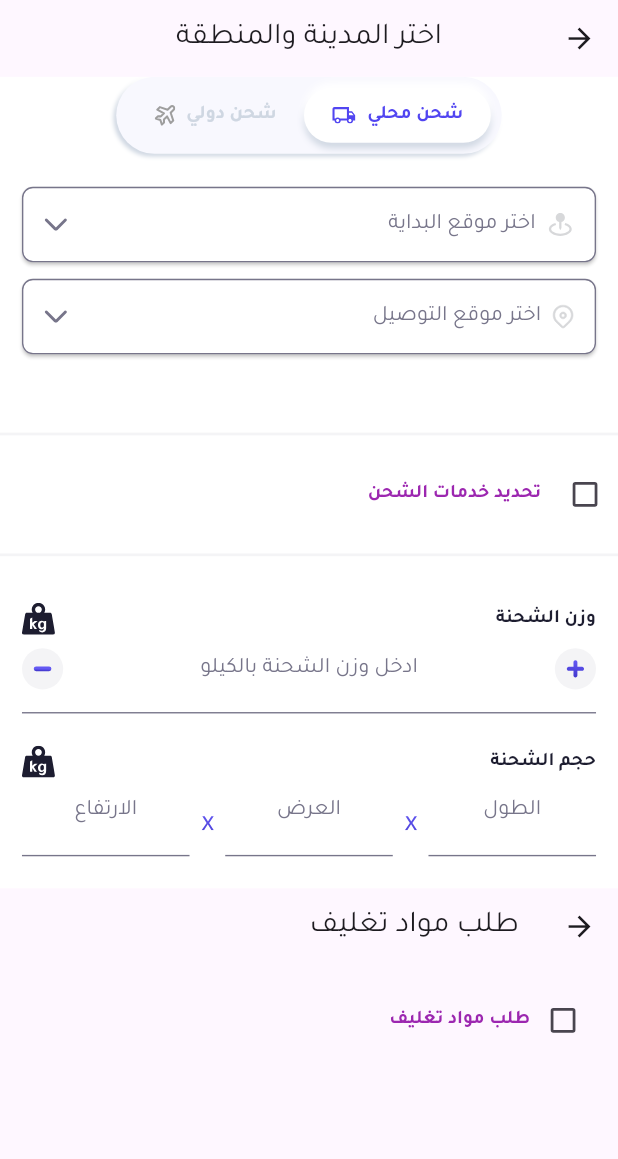
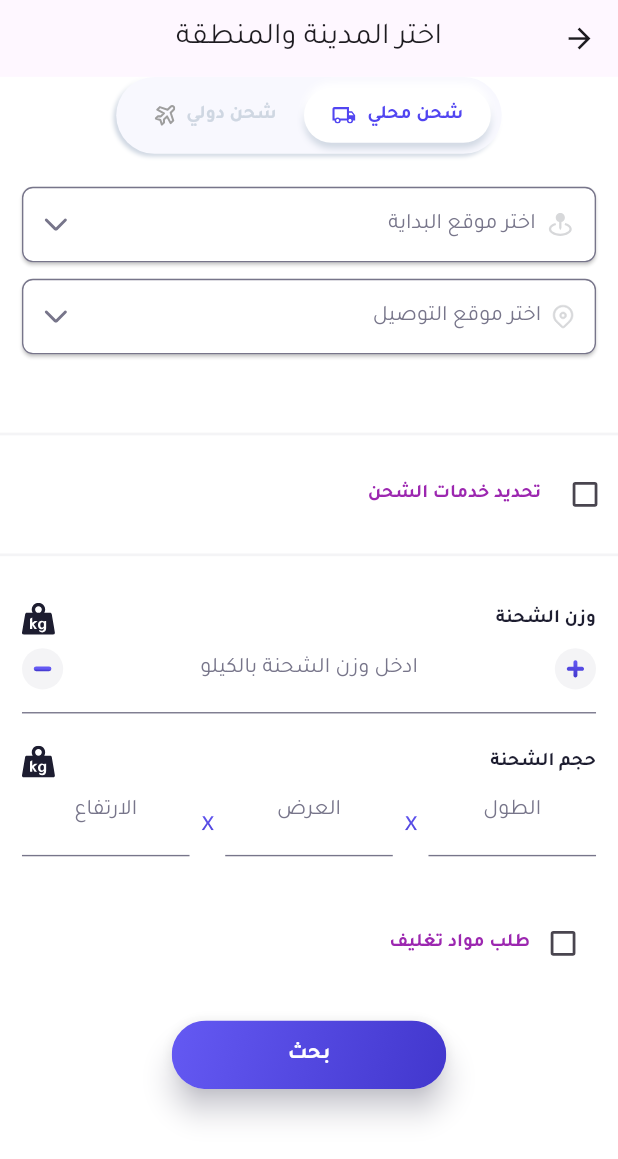
Before and after one commit to montasermohamed101/new_task, a Flutter app: the screen it shows after launch, after a tap on an icon or button, on a phone screen of 412 x 824 dp. Shown: the top 1159 px of the screen. Run offline on Flutter 3.47's test engine with Material 3 defaults, Android fonts, the phone set to English and light mode, and no system bars; our stand-ins replace bloc, dio, equatable, flutter_bloc, flutter_phoenix, flutter_svg and 4 more; network calls fail.

Commit message:
last edit

```diff
--- a/lib/features/home/presentation/city_selector_screen.dart
+++ b/lib/features/home/presentation/city_selector_screen.dart
@@ -98,10 +98,7 @@ class CityStateSelector extends StatelessWidget {
                       const SizedBox(height: 16),
                       DimensionsInputSection(),
                       const SizedBox(height: 16),
-                      SizedBox(
-                        height: 600,
-                        child:    PackagingMaterialsScreen(),
-                      ),
+                      PackagingMaterialsScreen(),
                       const SizedBox(height: 16),
                       Center(
                         child: GradientButton(
--- a/lib/features/home/presentation/widgets/dimensions_input_Section_widget.dart
+++ b/lib/features/home/presentation/widgets/dimensions_input_Section_widget.dart
@@ -28,7 +28,7 @@ class DimensionsInputSection extends StatelessWidget {
           ),
           Row(
             children: [
-              Expanded(
+              const Expanded(
                 child: CustomTextFormField(
                   hintText: "الطول",
                 ),
@@ -37,7 +37,7 @@ class DimensionsInputSection extends StatelessWidget {
                 padding: const EdgeInsets.symmetric(horizontal: 8.0),
                 child: SvgPicture.asset(Assets.x_icon),
               ),
-              Expanded(
+              const Expanded(
                 child: CustomTextFormField(
                   hintText: "العرض",
                 ),
@@ -46,7 +46,7 @@ class DimensionsInputSection extends StatelessWidget {
                 padding: const EdgeInsets.symmetric(horizontal: 8.0),
                 child: SvgPicture.asset(Assets.x_icon),
               ),
-              Expanded(
+              const Expanded(
                 child: CustomTextFormField(
                   hintText: "الارتفاع",
                 ),
--- a/lib/features/home/presentation/widgets/packing_widget.dart
+++ b/lib/features/home/presentation/widgets/packing_widget.dart
@@ -23,11 +23,7 @@ class _PackagingMaterialsScreenState extends State<PackagingMaterialsScreen> {
 
   @override
   Widget build(BuildContext context) {
-    return Scaffold(
-      appBar: AppBar(
-        title: const Text('طلب مواد تغليف'),
-      ),
-      body: Padding(
+    return Padding(
       padding: const EdgeInsets.all(16.0),
       child: Column(
         crossAxisAlignment: CrossAxisAlignment.start,
@@ -118,7 +114,6 @@ class _PackagingMaterialsScreenState extends State<PackagingMaterialsScreen> {
               ],
             ),
         ],
-        ),
       ),
     );
   }
--- a/lib/main.dart
+++ b/lib/main.dart
@@ -9,20 +9,9 @@ import 'package:flutter_svg/flutter_svg.dart';
 import 'package:responsive_framework/responsive_wrapper.dart';
 import 'package:responsive_framework/utils/scroll_behavior.dart';
 
-import 'core/stateless/custom_check_box.dart';
-import 'core/stateless/custom_elevated_button.dart';
-import 'core/stateless/custom_gradient_button.dart';
-import 'core/stateless/custom_icon_button.dart';
-import 'core/stateless/custom_location_button.dart';
-import 'core/stateless/custom_radio_tile.dart';
-import 'core/stateless/custom_text_form_field.dart';
-import 'features/home/presentation/city_selector_screen.dart';
+
 import 'features/home/presentation/cubit/home_cubit.dart';
-import 'features/home/presentation/widgets/check_box_section_widget.dart';
-import 'features/home/presentation/widgets/dimensions_input_Section_widget.dart';
-import 'features/home/presentation/widgets/location_button_section_widget.dart';
-import 'features/home/presentation/widgets/switch_option_section_widget.dart';
-import 'features/home/presentation/widgets/weight_input_section_widget.dart';
+
 
 void main() async {
   WidgetsFlutterBinding.ensureInitialized();
@@ -36,7 +25,7 @@ class MyApp extends StatelessWidget {
   @override
   Widget build(BuildContext context) {
     return BlocProvider<HomeCubit>(
-      create: (context) => context.read<HomeCubit>()..fetchProducts(), // Fetch products on startup
+      create: (context) => context.read<HomeCubit>()..fetchProducts(),
       child: MaterialApp(
         navigatorKey: navigatorKey,
         debugShowCheckedModeBanner: false,
@@ -53,7 +42,7 @@ class MyApp extends StatelessWidget {
         home: MainScreen(),
         builder: (context, child) {
           return Directionality(
-            textDirection: TextDirection.rtl, // Force RTL layout
+            textDirection: TextDirection.rtl,
             child: ResponsiveWrapper.builder(
               ClampingScrollWrapper.builder(context, child!),
               defaultScale: true,
```
Also changed, not shown: lib/features/home/presentation/cubit/home_cubit.dart (+3 -10 lines), lib/features/home/presentation/home_screen.dart (+4 -5 lines), pubspec.lock. Lines whose indentation alone changed are shown as unchanged.
